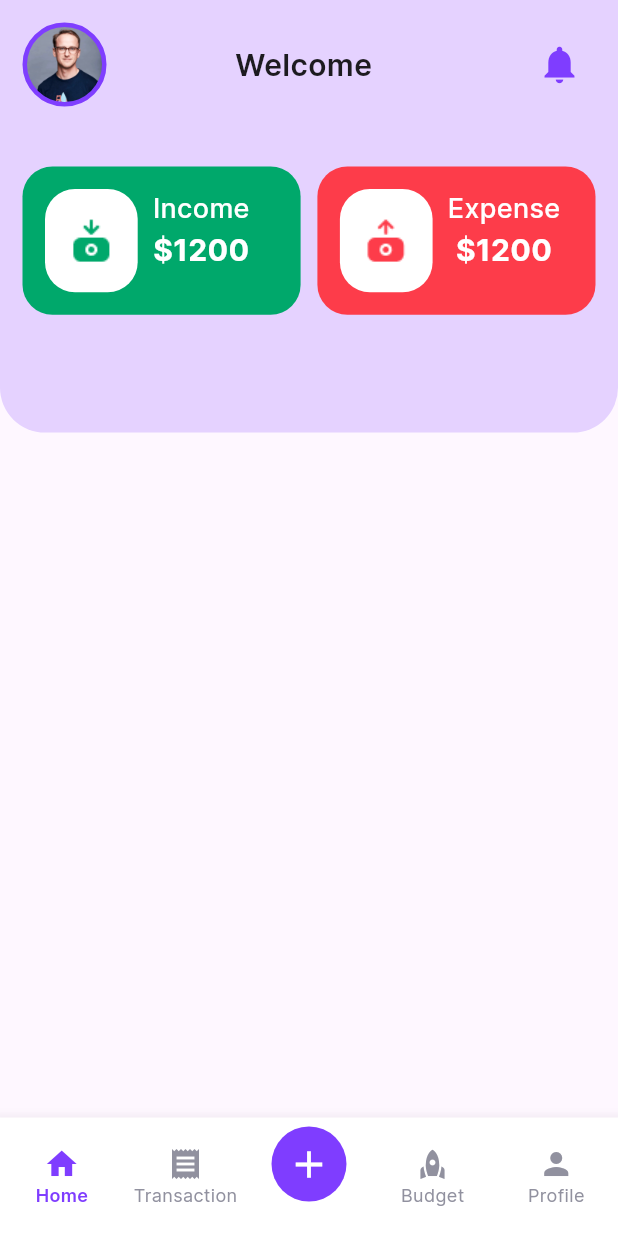
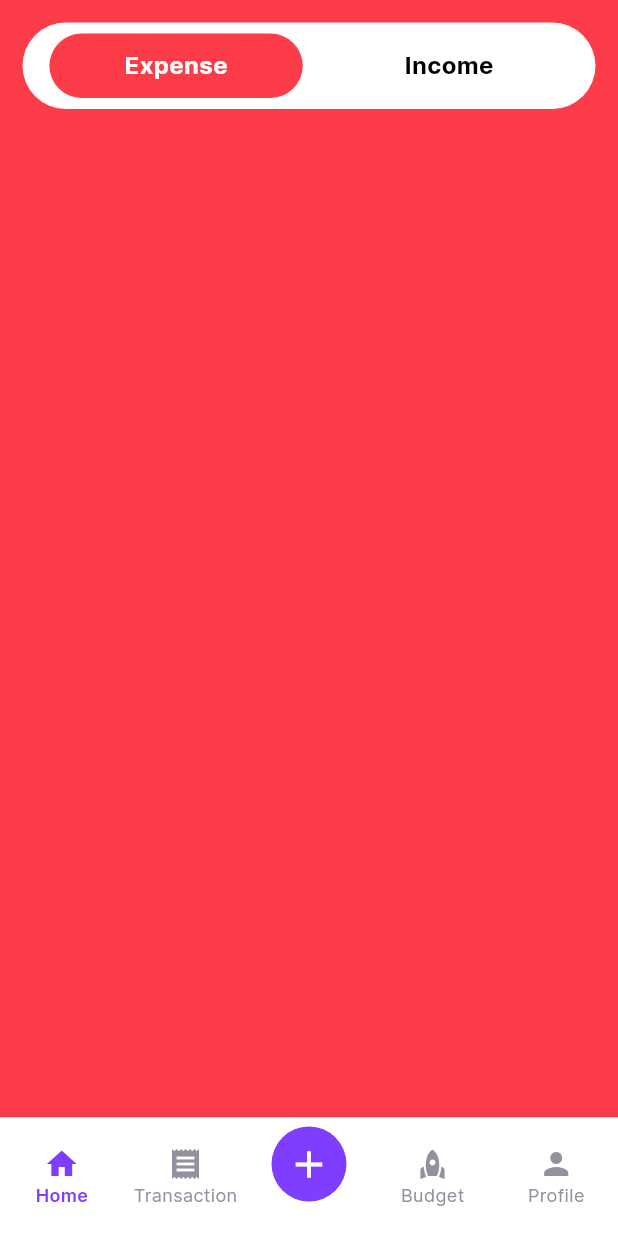
Before and after one commit to themalkaanjalarathnasiri/expenz-application, a Flutter app: the MainScreen screen opened directly, on a phone screen of 412 x 824 dp. Run offline on Flutter 3.47's test engine with Material 3 defaults, Android fonts, the phone set to English and light mode, and no system bars; our stand-ins replace lottie, shared_preferences, smooth_page_indicator; accounts and stored records are empty.

Commit message:
Income & Expense Toggle Added

```diff
--- /dev/null
+++ b/lib/models/expense_model.dart
@@ -0,0 +1,47 @@
+import 'package:flutter/material.dart';
+
+enum ExpenseCategory {
+  food,
+  transport,
+  health,
+  shopping,
+  subscription,
+}
+
+// Category Images
+final Map<ExpenseCategory, String> expenseCategoryImages = {
+  ExpenseCategory.food: "assets/images/restaurant.png",
+  ExpenseCategory.transport: "assets/images/car.png",
+  ExpenseCategory.health: "assets/images/health.png",
+  ExpenseCategory.shopping: "assets/images/bag.png",
+  ExpenseCategory.subscription: "assets/images/bill.png",
+};
+
+// Category Colors
+final Map<ExpenseCategory, Color> expenseCategoryColors = {
+  ExpenseCategory.food: const Color(0xFFE57373),
+  ExpenseCategory.transport: const Color(0xFF81C784),
+  ExpenseCategory.health: const Color(0xFF64B5F6),
+  ExpenseCategory.shopping: const Color(0xFFFFD54F),
+  ExpenseCategory.subscription: const Color(0xFF9575CD),
+};
+
+class Expense {
+  final int id;
+  final String title;
+  final double amount;
+  final ExpenseCategory category;
+  final DateTime date;
+  final DateTime time;
+  final String description;
+
+  Expense({
+    required this.id,
+    required this.title,
+    required this.amount,
+    required this.category,
+    required this.date,
+    required this.time,
+    required this.description,
+  });
+}
--- /dev/null
+++ b/lib/models/income_model.dart
@@ -0,0 +1,45 @@
+import 'package:flutter/material.dart';
+
+// Income Category enum
+enum IncomeCategory {
+  freelance,
+  salary,
+  passive,
+  sales,
+}
+
+// Category Images
+final Map<IncomeCategory, String> incomeCategoryImages = {
+  IncomeCategory.freelance: "assets/images/freelance.png",
+  IncomeCategory.passive: "assets/images/car.png",
+  IncomeCategory.salary: "assets/images/salary.png",
+  IncomeCategory.sales: "assets/images/health.png",
+};
+
+// Category Colors
+final Map<IncomeCategory, Color> incomeCategoryColors = {
+  IncomeCategory.freelance: const Color(0xFFE57373),
+  IncomeCategory.passive: const Color(0xFF81C784),
+  IncomeCategory.sales: const Color(0xFF64B5F6),
+  IncomeCategory.salary: const Color(0xFFFFD54F),
+};
+
+class Income {
+  final int id;
+  final String title;
+  final double amount;
+  final IncomeCategory category;
+  final DateTime date;
+  final DateTime time;
+  final String description;
+
+  Income({
+    required this.id,
+    required this.title,
+    required this.amount,
+    required this.category,
+    required this.date,
+    required this.time,
+    required this.description,
+  });
+}
--- a/lib/pages/Onboarding/front_page.dart
+++ b/lib/pages/Onboarding/front_page.dart
@@ -1,4 +1,4 @@
-import 'package:expenz_app/constants/colors.dart';
+import 'package:expenz_app/utils/colors.dart';
 import 'package:flutter/material.dart';
 import 'package:lottie/lottie.dart';
 
--- a/lib/pages/Onboarding/onboarding_pages.dart
+++ b/lib/pages/Onboarding/onboarding_pages.dart
@@ -1,4 +1,4 @@
-import 'package:expenz_app/constants/colors.dart';
+import 'package:expenz_app/utils/colors.dart';
 import 'package:expenz_app/data/onboarding_data.dart';
 import 'package:expenz_app/pages/Onboarding/front_page.dart';
 import 'package:expenz_app/pages/Onboarding/shared_onboarding_screen.dart';
--- a/lib/pages/Onboarding/shared_onboarding_screen.dart
+++ b/lib/pages/Onboarding/shared_onboarding_screen.dart
@@ -1,5 +1,5 @@
-import 'package:expenz_app/constants/colors.dart';
-import 'package:expenz_app/constants/constants.dart';
+import 'package:expenz_app/utils/colors.dart';
+import 'package:expenz_app/utils/constants.dart';
 import 'package:flutter/material.dart';
 
 class SharedOnboardingScreen extends StatelessWidget {
--- a/lib/pages/add_new_page.dart
+++ b/lib/pages/add_new_page.dart
@@ -1,3 +1,5 @@
+import 'package:expenz_app/utils/colors.dart';
+import 'package:expenz_app/utils/constants.dart';
 import 'package:flutter/material.dart';
 
 class AddNewScreen extends StatefulWidget {
@@ -8,11 +10,93 @@
 }
 
 class _AddNewScreenState extends State<AddNewScreen> {
+  // State to track the Expense or Income
+  int _selectedMethod = 0;
   @override
   Widget build(BuildContext context) {
+    final height = MediaQuery.of(context).size.height;
+    final width = MediaQuery.of(context).size.width;
     return Scaffold(
-      appBar: AppBar(
-        title: Text("Add New Page"),
+      backgroundColor: _selectedMethod == 0 ? kRed : kGreen,
+      body: SafeArea(
+        child: Padding(
+          padding: const EdgeInsets.symmetric(horizontal: kDefaultPadding),
+          child: SingleChildScrollView(
+            child: Padding(
+              padding: const EdgeInsets.symmetric(vertical: kDefaultPadding),
+              child: Stack(
+                children: [
+                  Container(
+                    height: height * 0.07,
+                    decoration: BoxDecoration(
+                      color: kWhite,
+                      borderRadius: BorderRadius.circular(100),
+                    ),
+                    child: Row(
+                      mainAxisAlignment: MainAxisAlignment.spaceEvenly,
+                      children: [
+                        GestureDetector(
+                          onTap: () {
+                            setState(() {
+                              _selectedMethod = 0;
+                            });
+                          },
+                          child: Container(
+                            decoration: BoxDecoration(
+                              color: _selectedMethod == 0 ? kRed : kWhite,
+                              borderRadius: BorderRadius.circular(100),
+                            ),
+                            child: Padding(
+                              padding: const EdgeInsets.symmetric(
+                                horizontal: 50,
+                                vertical: 10,
+                              ),
+                              child: Text(
+                                "Expense",
+                                style: TextStyle(
+                                  fontSize: 16,
+                                  fontWeight: FontWeight.bold,
+                                  color: _selectedMethod == 0 ? kWhite : kBlack,
+                                ),
+                              ),
+                            ),
+                          ),
+                        ),
+                        GestureDetector(
+                          onTap: () {
+                            setState(() {
+                              _selectedMethod = 1;
+                            });
+                          },
+                          child: Container(
+                            decoration: BoxDecoration(
+                              color: _selectedMethod == 1 ? kGreen : kWhite,
+                              borderRadius: BorderRadius.circular(100),
+                            ),
+                            child: Padding(
+                              padding: const EdgeInsets.symmetric(
+                                horizontal: 50,
+                                vertical: 10,
+                              ),
+                              child: Text(
+                                "Income",
+                                style: TextStyle(
+                                  fontSize: 16,
+                                  fontWeight: FontWeight.bold,
+                                  color: _selectedMethod == 1 ? kWhite : kBlack,
+                                ),
+                              ),
+                            ),
+                          ),
+                        ),
+                      ],
+                    ),
+                  )
+                ],
+              ),
+            ),
+          ),
+        ),
       ),
     );
     ;
--- a/lib/pages/home_page.dart
+++ b/lib/pages/home_page.dart
@@ -1,5 +1,5 @@
-import 'package:expenz_app/constants/colors.dart';
-import 'package:expenz_app/constants/constants.dart';
+import 'package:expenz_app/utils/colors.dart';
+import 'package:expenz_app/utils/constants.dart';
 import 'package:expenz_app/services/user_services.dart';
 import 'package:expenz_app/widgets/income_expense_card.dart';
 import 'package:flutter/material.dart';
--- a/lib/pages/main_page.dart
+++ b/lib/pages/main_page.dart
@@ -1,4 +1,4 @@
-import 'package:expenz_app/constants/colors.dart';
+import 'package:expenz_app/utils/colors.dart';
 import 'package:expenz_app/pages/add_new_page.dart';
 import 'package:expenz_app/pages/budget_page.dart';
 import 'package:expenz_app/pages/home_page.dart';
@@ -18,9 +18,9 @@
   @override
   Widget build(BuildContext context) {
     final List<Widget> pages = [
+      AddNewScreen(),
       HomeScreen(),
       TransactionScreen(),
-      AddNewScreen(),
       BudgetScreen(),
       ProfileScreen()
     ];
--- a/lib/pages/user_data_page.dart
+++ b/lib/pages/user_data_page.dart
@@ -1,5 +1,5 @@
-import 'package:expenz_app/constants/colors.dart';
-import 'package:expenz_app/constants/constants.dart';
+import 'package:expenz_app/utils/colors.dart';
+import 'package:expenz_app/utils/constants.dart';
 import 'package:expenz_app/pages/main_page.dart';
 import 'package:expenz_app/services/user_services.dart';
 import 'package:expenz_app/widgets/custom_button.dart';
--- a/lib/widgets/custom_button.dart
+++ b/lib/widgets/custom_button.dart
@@ -1,4 +1,4 @@
-import 'package:expenz_app/constants/colors.dart';
+import 'package:expenz_app/utils/colors.dart';
 import 'package:flutter/material.dart';
 
 class CustomButton extends StatelessWidget {
@@ -21,7 +21,7 @@
       child: Center(
         child: Text(
           buttonName,
-          style: TextStyle(
+          style: const TextStyle(
             color: kWhite,
             fontSize: 16,
             fontWeight: FontWeight.w500,
--- a/lib/widgets/income_expense_card.dart
+++ b/lib/widgets/income_expense_card.dart
@@ -1,5 +1,5 @@
-import 'package:expenz_app/constants/colors.dart';
-import 'package:expenz_app/constants/constants.dart';
+import 'package:expenz_app/utils/colors.dart';
+import 'package:expenz_app/utils/constants.dart';
 import 'package:flutter/material.dart';
 
 class IncomeExpenseCard extends StatefulWidget {
```
Also changed, not shown: lib/utils/colors.dart (renamed from lib/constants/colors.dart), lib/utils/constants.dart (renamed from lib/constants/constants.dart).
